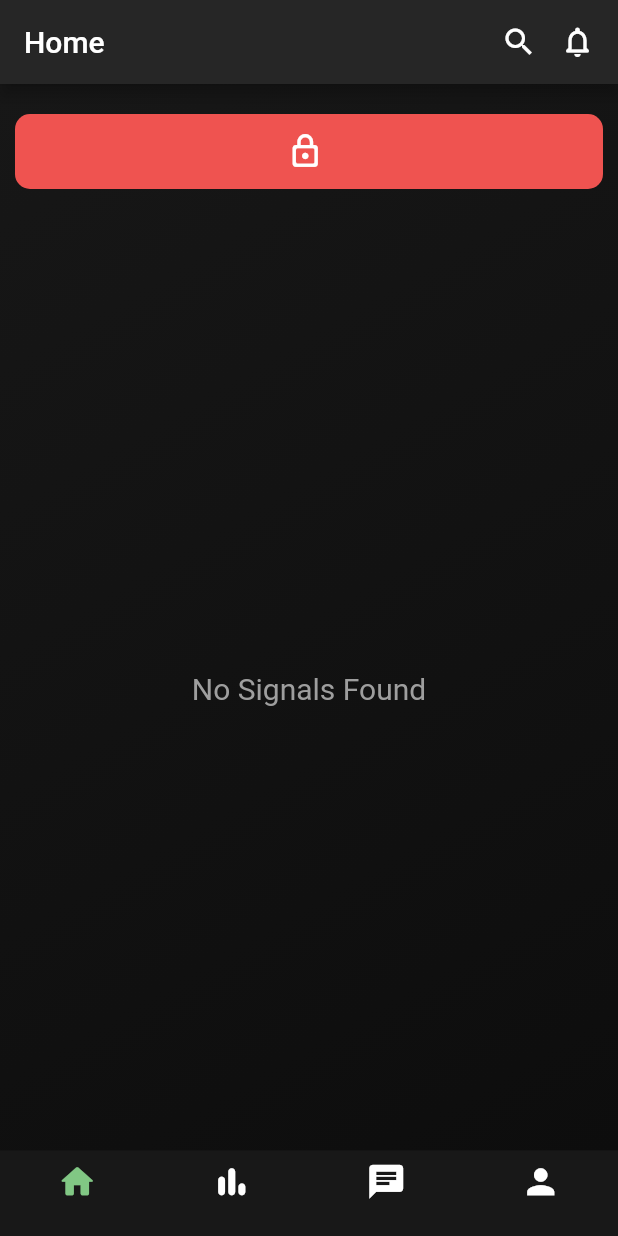
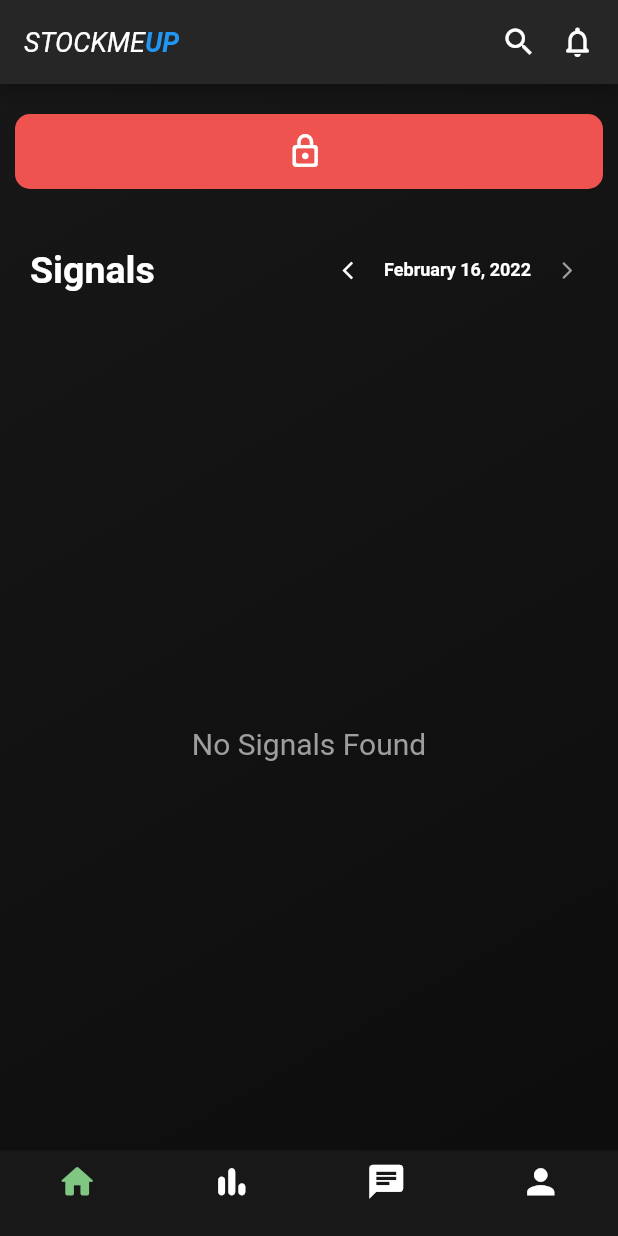
Before and after one commit to Bambalow28/StockMeUp, a Flutter app: the MainPage screen opened directly, on a phone screen of 412 x 824 dp. Run offline on Flutter 3.47's test engine with Material 2 defaults, Android fonts, the phone set to English and light mode, and no system bars; our stand-ins replace auto_size_text, cloud_firestore, firebase_auth, firebase_core, firebase_storage, fl_chart and 3 more; accounts and stored records are empty; network calls fail.

Commit message:
Changed arrow behaviour based on date

```diff
--- a/lib/mainPages/home.dart
+++ b/lib/mainPages/home.dart
@@ -17,7 +17,7 @@ class MainPage extends StatefulWidget {
 
 //View News Widget State
 class _MainPage extends State<MainPage> {
-  String appBarTitle = "Home";
+  String appBarTitle = "UP";
   bool userVerified = false;
   String marketStatus = '';
   bool marketStatusCheck = false;
@@ -27,6 +27,8 @@ class _MainPage extends State<MainPage> {
   var userId;
   late var displayName;
   var allNames;
+
+  Color dateArrow = Colors.white;
 
   //Texts for each signals
   List signalInfo = [];
@@ -41,7 +43,9 @@ class _MainPage extends State<MainPage> {
   //DateTime
   DateTime timeNow = DateTime.now();
   DateFormat formatter = DateFormat.yMd().add_jm();
+  DateFormat formatMonthDate = DateFormat('MMMM dd, yyyy');
   String formattedDate = '';
+  DateTime backDate = DateTime.now();
 
   late FirebaseAuth auth = FirebaseAuth.instance;
   late FirebaseStorage storage = FirebaseStorage.instance;
@@ -174,7 +178,6 @@ class _MainPage extends State<MainPage> {
 
       switch (pageIndex) {
         case 0:
-          appBarTitle = "Home";
           break;
         case 1:
           Navigator.of(context).push(stocksRoute());
@@ -668,7 +671,24 @@ class _MainPage extends State<MainPage> {
         resizeToAvoidBottomInset: false,
         backgroundColor: Color.fromRGBO(18, 18, 18, 1),
         appBar: AppBar(
-          title: Text(appBarTitle),
+          title: RichText(
+            text: TextSpan(
+                text: 'STOCKME',
+                style: TextStyle(
+                    color: Colors.white,
+                    fontSize: 18.0,
+                    fontStyle: FontStyle.italic),
+                children: <TextSpan>[
+                  TextSpan(
+                    text: 'UP',
+                    style: TextStyle(
+                        color: Colors.blue,
+                        fontWeight: FontWeight.bold,
+                        fontStyle: FontStyle.italic,
+                        fontSize: 18.0),
+                  )
+                ]),
+          ),
           backgroundColor: const Color.fromRGBO(38, 38, 38, 1.0),
           automaticallyImplyLeading: false,
           actions: [
@@ -778,6 +798,66 @@ class _MainPage extends State<MainPage> {
                             ],
                           )),
                     ),
+                    Container(
+                        margin: EdgeInsets.only(top: 5.0, bottom: 20.0),
+                        child: Row(
+                          mainAxisAlignment: MainAxisAlignment.center,
+                          crossAxisAlignment: CrossAxisAlignment.center,
+                          children: <Widget>[
+                            Padding(
+                              padding: EdgeInsets.only(left: 20.0),
+                              child: Text(
+                                'Signals',
+                                style: TextStyle(
+                                    color: Colors.white,
+                                    fontSize: 25.0,
+                                    fontWeight: FontWeight.bold),
+                              ),
+                            ),
+                            Expanded(
+                              child: SizedBox(),
+                            ),
+                            IconButton(
+                              icon: Icon(Icons.arrow_back_ios_outlined,
+                                  size: 14.0, color: Colors.white),
+                              onPressed: () {
+                                setState(() {
+                                  backDate = DateTime(backDate.year,
+                                      backDate.month, backDate.day - 1);
+                                  // formatMonthDate.format(backDate);
+                                });
+                              },
+                            ),
+                            Text(
+                              formatMonthDate.format(backDate),
+                              style: TextStyle(
+                                  color: Colors.white,
+                                  fontWeight: FontWeight.bold,
+                                  fontSize: 12.0),
+                            ),
+                            IconButton(
+                              icon: Icon(Icons.arrow_forward_ios_rounded,
+                                  size: 14.0,
+                                  color: backDate.month == timeNow.month &&
+                                          backDate.day == timeNow.day
+                                      ? Colors.grey
+                                      : dateArrow),
+                              onPressed: () {
+                                setState(() {
+                                  if (backDate.month == timeNow.month &&
+                                      backDate.day == timeNow.day) {
+                                    dateArrow = Colors.grey;
+                                    print('Cant Go Past Today');
+                                  } else {
+                                    backDate = DateTime(backDate.year,
+                                        backDate.month, backDate.day + 1);
+                                  }
+                                });
+                              },
+                            ),
+                            SizedBox(width: 10.0)
+                          ],
+                        )),
                     Expanded(
                         child: signalInfo.length != 0
                             ? ListView.builder(
```
